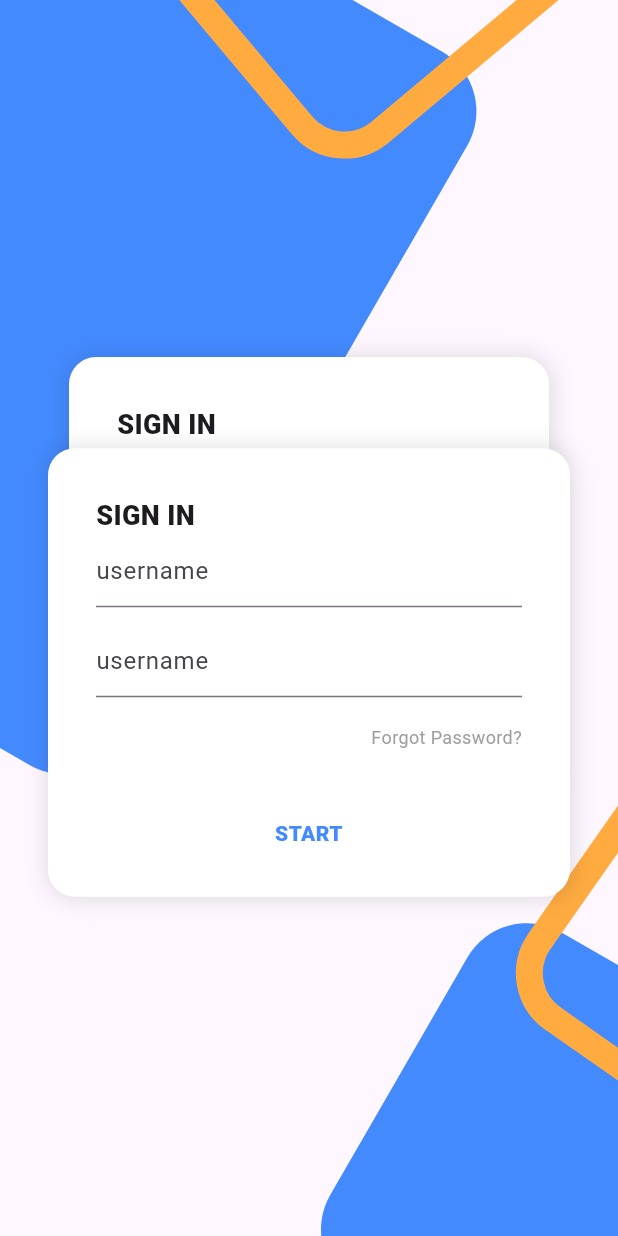
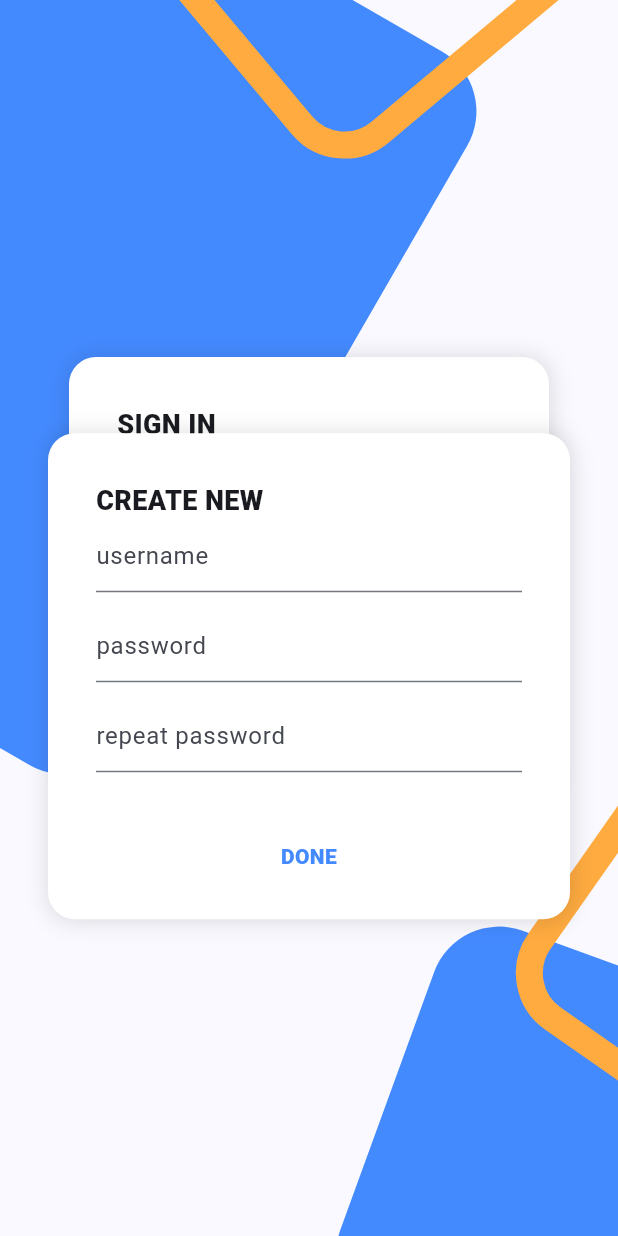
Before and after one commit to OkaykOrhmn/web, a Flutter app: the screen it shows after launch, after a tap on "CREATE NEW", on a phone screen of 412 x 824 dp. Run offline on Flutter 3.47's test engine with Material 3 defaults, Android fonts, the phone set to English and light mode, and no system bars.

Commit message:
create login and register cards

```diff
--- a/lib/main.dart
+++ b/lib/main.dart
@@ -15,25 +15,35 @@ class MyApp extends StatelessWidget {
       title: 'Flutter Demo',
       debugShowCheckedModeBanner: false,
       theme: ThemeData(
-        // This is the theme of your application.
-        //
-        // TRY THIS: Try running your application with "flutter run". You'll see
-        // the application has a purple toolbar. Then, without quitting the app,
-        // try changing the seedColor in the colorScheme below to Colors.green
-        // and then invoke "hot reload" (save your changes or press the "hot
-        // reload" button in a Flutter-supported IDE, or press "r" if you used
-        // the command line to start the app).
-        //
-        // Notice that the counter didn't reset back to zero; the application
-        // state is not lost during the reload. To reset the state, use hot
-        // restart instead.
-        //
-        // This works for code too, not just values: Most code changes can be
-        // tested with just a hot reload.
-        colorScheme: ColorScheme.fromSeed(seedColor: Colors.deepPurple),
+        colorScheme: ColorScheme.fromSeed(seedColor: Colors.blueAccent),
         useMaterial3: true,
       ),
       home: const AuthPage(),
     );
   }
 }
+
+
+  // void _incrementCounter() async {
+  //   try {
+  //     final Dio _dio = Dio(BaseOptions(
+  //       baseUrl: "http://10.0.2.2:8000",
+  //       connectTimeout: const Duration(milliseconds: 30000),
+  //       contentType: ContentType.json.toString(),
+  //       responseType: ResponseType.json,
+  //     ));
+  //     _dio.interceptors.add(PrettyDioLogger());
+  //     _dio.get('/product/news');
+  //   } on DioException catch (e) {
+  //     print(e);
+  //   }
+
+  //   setState(() {
+  //     // This call to setState tells the Flutter framework that something has
+  //     // changed in this State, which causes it to rerun the build method below
+  //     // so that the display can reflect the updated values. If we changed
+  //     // _counter without calling setState(), then the build method would not be
+  //     // called again, and so nothing would appear to happen.
+  //     _counter++;
+  //   });
+  // }
--- a/lib/ui/pages/auth/auth_page.dart
+++ b/lib/ui/pages/auth/auth_page.dart
@@ -1,6 +1,5 @@
-// ignore_for_file: library_private_types_in_public_api
+// ignore_for_file: library_private_types_in_public_api, unnecessary_import
 
-import 'package:flutter/animation.dart';
 import 'package:flutter/cupertino.dart';
 import 'package:flutter/material.dart';
 import 'package:flutter/widgets.dart';
@@ -83,15 +82,9 @@ class _AuthPageState extends State<AuthPage>
         mainAxisSize: MainAxisSize.min,
         crossAxisAlignment: CrossAxisAlignment.start,
         children: [
-          InkWell(
-            onTap: () async {
-              // await addToCartPopUpAnimationController.forward();
-              await addToCartPopUpAnimationController.reverse();
-            },
-            child: const Text(
-              "SIGN IN",
+          const Text(
+            "CREATE NEW",
             style: TextStyle(fontSize: 18, fontWeight: FontWeight.w900),
-            ),
           ),
           const TextField(
             decoration: InputDecoration(
@@ -103,18 +96,15 @@ class _AuthPageState extends State<AuthPage>
           ),
           const TextField(
             decoration: InputDecoration(
-              hintText: "username",
+              hintText: "password",
             ),
           ),
           const SizedBox(
-            height: 18,
+            height: 12,
           ),
-          SizedBox(
-            width: MediaQuery.sizeOf(context).width,
-            child: const Text(
-              'Forgot Password?',
-              style: TextStyle(fontSize: 12, color: Colors.grey),
-              textAlign: TextAlign.end,
+          const TextField(
+            decoration: InputDecoration(
+              hintText: "repeat password",
             ),
           ),
           const SizedBox(
@@ -123,7 +113,7 @@ class _AuthPageState extends State<AuthPage>
           SizedBox(
             width: MediaQuery.sizeOf(context).width,
             child: const Text(
-              'START',
+              'DONE',
               style: TextStyle(
                   fontSize: 14,
                   color: Colors.blueAccent,
@@ -140,7 +130,12 @@ class _AuthPageState extends State<AuthPage>
     return Column(
       mainAxisSize: MainAxisSize.min,
       children: [
-        Container(
+        GestureDetector(
+          onTap: () async {
+            // await addToCartPopUpAnimationController.forward();
+            await addToCartPopUpAnimationController.reverse();
+          },
+          child: Container(
             padding: const EdgeInsets.all(32),
             decoration: BoxDecoration(
                 borderRadius: BorderRadius.circular(18),
@@ -156,15 +151,9 @@ class _AuthPageState extends State<AuthPage>
               mainAxisSize: MainAxisSize.min,
               crossAxisAlignment: CrossAxisAlignment.start,
               children: [
-              InkWell(
-                onTap: () async {
-                  // await addToCartPopUpAnimationController.forward();
-                  await addToCartPopUpAnimationController.reverse();
-                },
-                child: const Text(
+                const Text(
                   "SIGN IN",
                   style: TextStyle(fontSize: 18, fontWeight: FontWeight.w900),
-                ),
                 ),
                 const TextField(
                   decoration: InputDecoration(
@@ -207,8 +196,8 @@ class _AuthPageState extends State<AuthPage>
               ],
             ),
           ),
-        InkWell(
-          splashColor: Colors.transparent,
+        ),
+        GestureDetector(
           onTap: () async {
             await addToCartPopUpAnimationController.forward();
             // await addToCartPopUpAnimationController.reverse();
@@ -263,7 +252,7 @@ class _AuthPageState extends State<AuthPage>
             right: -46,
             bottom: -MediaQuery.sizeOf(context).height / 10,
             child: RotationTransition(
-              turns: const AlwaysStoppedAnimation(30 / 360),
+              turns: const AlwaysStoppedAnimation(20 / 360),
               child: Container(
                 width: MediaQuery.sizeOf(context).width / 2,
                 height: MediaQuery.sizeOf(context).height / 3,
--- /dev/null
+++ b/lib/ui/pages/splash_page.dart
@@ -0,0 +1,16 @@
+import 'package:flutter/cupertino.dart';
+
+class SplashPage extends StatefulWidget {
+  const SplashPage({super.key});
+
+  @override
+  // ignore: library_private_types_in_public_api
+  _SplashPageState createState() => _SplashPageState();
+}
+
+class _SplashPageState extends State<SplashPage> {
+  @override
+  Widget build(BuildContext context) {
+    return const Center();
+  }
+}
```
Lines whose indentation alone changed are shown as unchanged.
